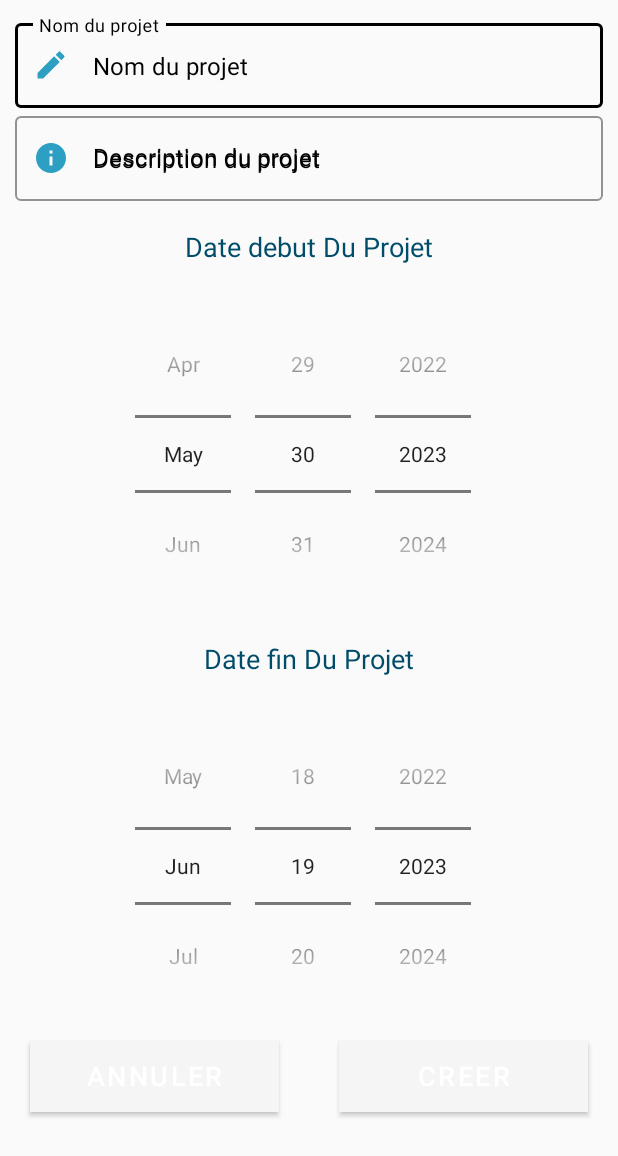
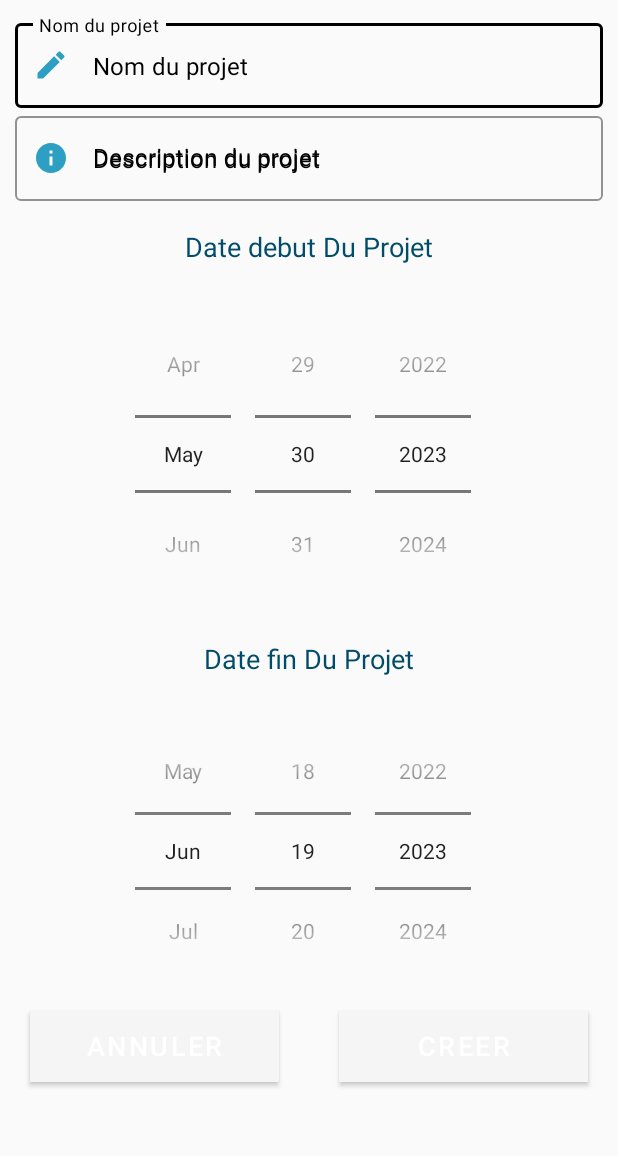
Before and after one commit to elouafi22/planificationMobile2, an Android app: the nouveau screen opened directly, with no data from a screen before it, on a phone screen of 412 x 824 dp. Shown: the top 1156 px of the screen. Run offline under Robolectric (Android 15) with nearby library versions, the phone set to English and light mode, and no system bars; our stand-ins replace Volley; network calls fail.

Commit message:
some modification

```diff
--- a/app/src/main/res/layout/activity_nouveau.xml
+++ b/app/src/main/res/layout/activity_nouveau.xml
@@ -102,13 +102,14 @@
             android:textSize="18sp"
             android:layout_marginTop="18dp"
             android:layout_gravity="center" />
+
         <DatePicker
+            android:id="@+id/dateFinPickerProjet"
             android:layout_width="match_parent"
-            android:layout_height="wrap_content"
+            android:layout_height="192dp"
+            android:layout_marginTop="20dp"
             android:calendarViewShown="false"
             android:datePickerMode="spinner"
-            android:layout_marginTop="20dp"
-            android:id="@+id/dateFinPickerProjet"
             android:spinnersShown="true"
 
             />
@@ -132,13 +133,12 @@
             android:id="@+id/annuler"
             android:layout_width="0dp"
             android:layout_height="wrap_content"
-            android:layout_weight="1"
             android:layout_marginLeft="20dp"
             android:layout_marginRight="20dp"
+            android:layout_weight="1"
             android:background="#007FAC"
             android:onClick="annuler"
             android:text="Annuler"
-            android:backgroundTint="#007FAC"
             android:textColor="@color/white"
             android:textSize="18sp" />
 
@@ -151,7 +151,6 @@
             android:layout_marginRight="20dp"
             android:layout_marginBottom="5dp"
             android:background="#007FAC"
-            android:backgroundTint="#007FAC"
             android:onClick="creer"
             android:text="Creer"
             android:textColor="@color/white"
```
Also changed, not shown: app/src/main/java/com/example/planificationmobile2/MainActivityClient.java (+11 -0 lines), app/src/main/java/com/example/planificationmobile2/connection.java (+10 -1 lines).
